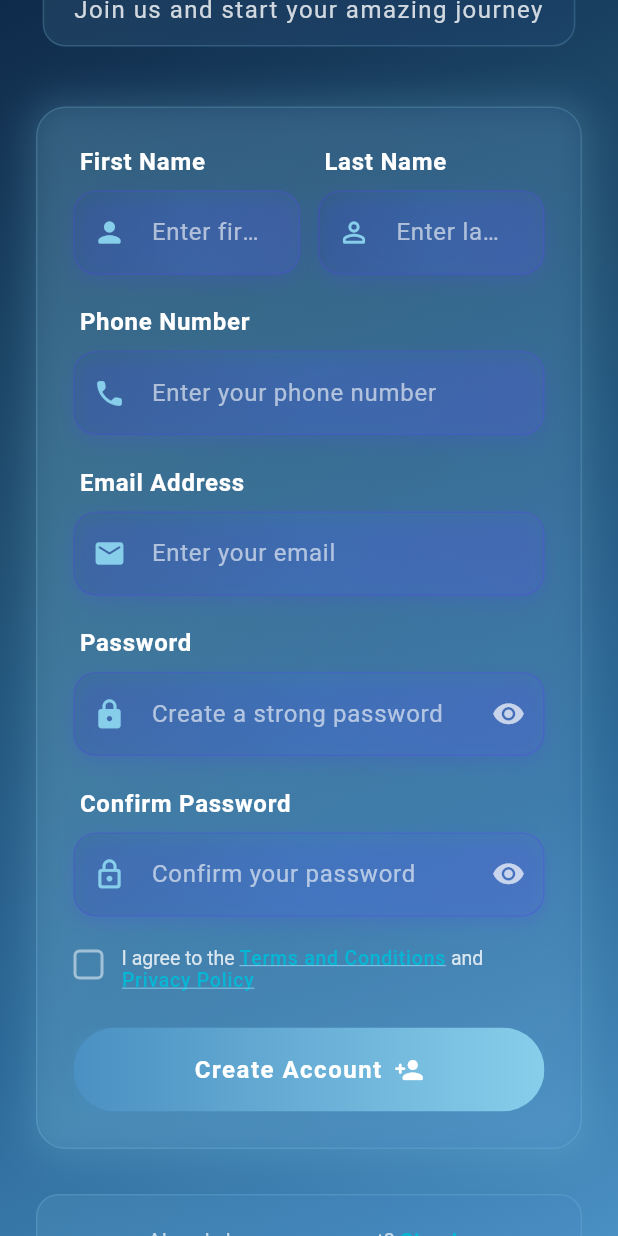
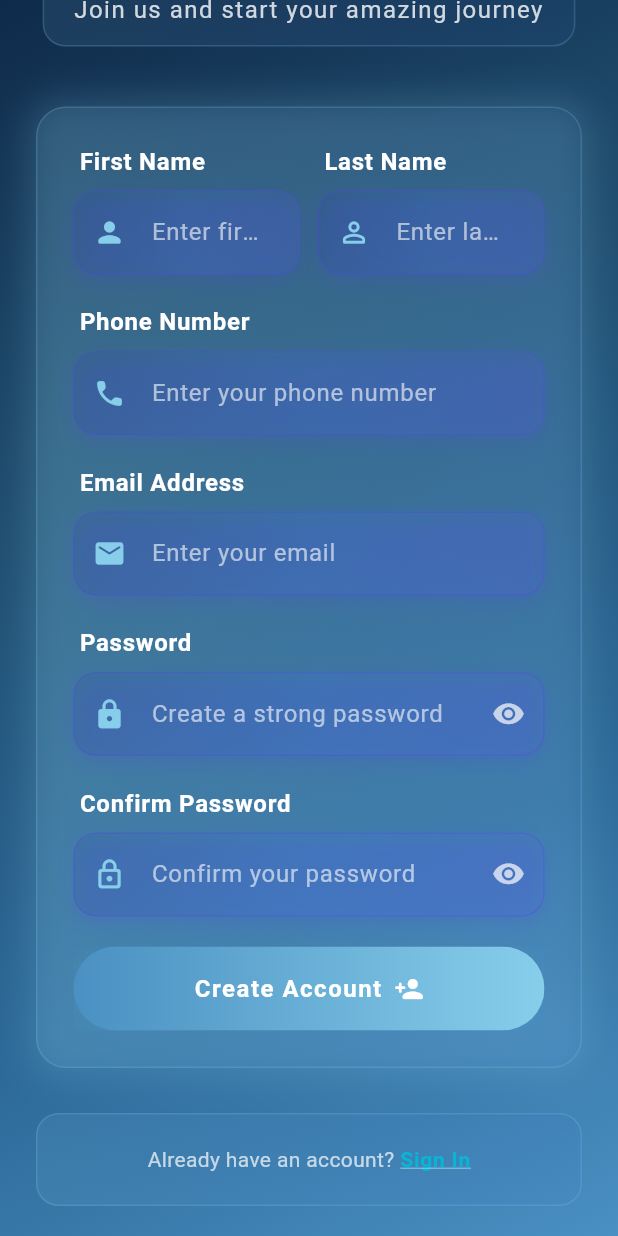
Before and after one commit to Ahmad-030/fyp_project, a Flutter app: the SignupScreen screen opened directly, scrolled down 270 dp, on a phone screen of 412 x 824 dp. Run offline on Flutter 3.47's test engine with Material 3 defaults, Android fonts, the phone set to English and light mode, and no system bars; our stand-ins replace get, lottie, top_snackbar_flutter.

Commit message:
loginSignup

```diff
--- a/lib/Auth_Screens/Signup/Signup_Ui.dart
+++ b/lib/Auth_Screens/Signup/Signup_Ui.dart
@@ -235,8 +235,6 @@ class SignupScreen extends StatelessWidget {
                       ),
                     ),
                     const SizedBox(height: 20),
-                    _buildTermsAndConditions(controller),
-                    const SizedBox(height: 24),
                     _buildSignupButton(controller),
                   ],
                 ),
@@ -248,79 +246,6 @@ class SignupScreen extends StatelessWidget {
     );
   }
 
-  Widget _buildTermsAndConditions(SignupController controller) {
-    return Obx(() => Row(
-      crossAxisAlignment: CrossAxisAlignment.start,
-      children: [
-        GestureDetector(
-          onTap: controller.toggleAcceptTerms,
-          child: Container(
-            width: 20,
-            height: 20,
-            margin: const EdgeInsets.only(top: 2),
-            decoration: BoxDecoration(
-              borderRadius: BorderRadius.circular(4),
-              border: Border.all(
-                color: controller.acceptTerms.value
-                    ? controller.getActiveIndicatorColor()
-                    : Colors.white.withOpacity(0.5),
-                width: 2,
-              ),
-              color: controller.acceptTerms.value
-                  ? controller.getActiveIndicatorColor()
-                  : Colors.transparent,
-            ),
-            child: controller.acceptTerms.value
-                ? const Icon(
-              Icons.check,
-              size: 14,
-              color: Colors.white,
-            )
-                : null,
-          ),
-        ),
-        const SizedBox(width: 12),
-        Expanded(
-          child: Column(
-            crossAxisAlignment: CrossAxisAlignment.start,
-            children: [
-              RichText(
-                text: TextSpan(
-                  style: TextStyle(
-                    color: Colors.white.withOpacity(0.8),
-                    fontSize: 13,
-                    fontWeight: FontWeight.w400,
-                  ),
-                  children: [
-                    const TextSpan(text: 'I agree to the '),
-                    TextSpan(
-                      text: 'Terms and Conditions',
-                      style: controller.getLinkTextStyle().copyWith(
-                        fontSize: 13,
-                        decoration: TextDecoration.underline,
-                        decorationColor: controller.getActiveIndicatorColor(),
-                      ),
-                      // You can add onTap here for navigation
-                    ),
-                    const TextSpan(text: ' and '),
-                    TextSpan(
-                      text: 'Privacy Policy',
-                      style: controller.getLinkTextStyle().copyWith(
-                        fontSize: 13,
-                        decoration: TextDecoration.underline,
-                        decorationColor: controller.getActiveIndicatorColor(),
-                      ),
-                      // You can add onTap here for navigation
-                    ),
-                  ],
-                ),
-              ),
-            ],
-          ),
-        ),
-      ],
-    ));
-  }
 
   Widget _buildSignupButton(SignupController controller) {
     return Obx(() => CustomGradientButton(
```
